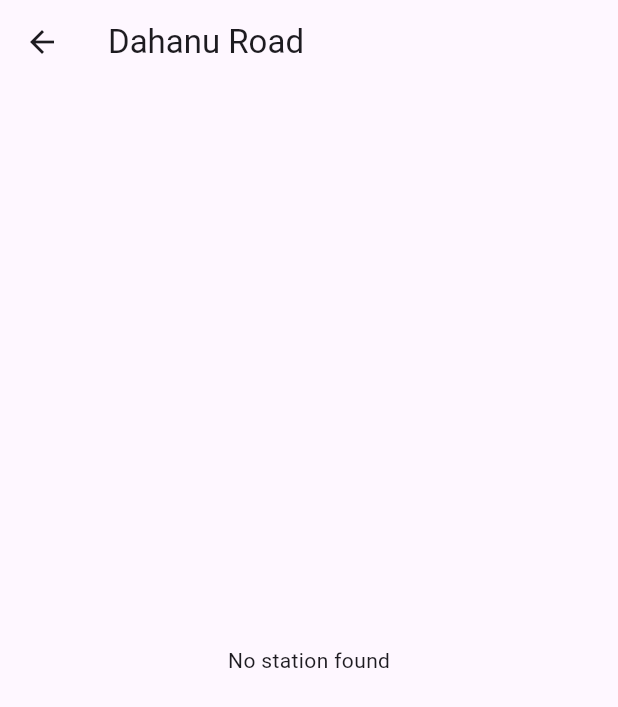
After one commit to isanjaymaurya/train-indicator, a Flutter app: the screen it shows after launch, after a tap on "Dahanu Road", on a phone screen of 412 x 824 dp. The commit adds this screen. Shown: the top 707 px of the screen. Run offline on Flutter 3.47's test engine with Material 3 defaults, Android fonts, the light colour scheme and no system bars.

Commit message:
added station details page and route functionality

```diff
--- a/lib/main.dart
+++ b/lib/main.dart
@@ -1,5 +1,6 @@
 import 'package:flutter/material.dart';
-import 'pages/homePage.dart';
+import 'pages/home_page.dart';
+import 'pages/station_details_page.dart';
 
 void main() {
   runApp(const MyApp());
@@ -18,7 +19,10 @@ class MyApp extends StatelessWidget {
           secondaryHeaderColor: const Color(0xFF0E3D84), // Secondary color
           visualDensity: VisualDensity.adaptivePlatformDensity,
         ),
-      home: const HomePage(title: 'Train Indicator'),
-    );
+        initialRoute: "/",
+        routes: {
+          "/": (context) => const HomePage(title: 'Train Indicator'),
+          '/stationDetails': (context) => const StationDetailsPage(title: ""),
+        });
   }
 }
--- a/lib/pages/homepage.dart
+++ b/lib/pages/home_page.dart
@@ -1,4 +1,5 @@
 import 'package:flutter/material.dart';
+import 'package:train_indicator/pages/station_details_page.dart';
 import '../utils.dart';
 
 // Define data models
@@ -351,10 +352,10 @@ class HomePage extends StatefulWidget {
   final String title;
 
   @override
-  _MyHomePageState createState() => _MyHomePageState();
+  _HomePageState createState() => _HomePageState();
 }
 
-class _MyHomePageState extends State<HomePage> {
+class _HomePageState extends State<HomePage> {
   late List<Station> stations = [];
   late List<Station> displayedStations = [];
   late List<Map<String, String>> routeType = [
@@ -459,6 +460,16 @@ class _MyHomePageState extends State<HomePage> {
                               duration: const Duration(milliseconds: 500),
                               curve: Curves.easeInOut,
                             );
+
+                            // redirect to station details page
+                            Navigator.push(
+                              context,
+                              MaterialPageRoute(
+                                builder: (context) => StationDetailsPage(
+                                  title: capitalizeEachWord(station.name),
+                                ),
+                              ),
+                            );
                           });
                     },
                     // ScrollController: controller1
--- /dev/null
+++ b/lib/pages/station_details_page.dart
@@ -0,0 +1,31 @@
+import 'package:flutter/material.dart';
+
+class StationDetailsPage extends StatefulWidget {
+  final String title;
+
+  const StationDetailsPage({Key? key, required this.title}) : super(key: key);
+
+  @override
+  _StationDetailsState createState() => _StationDetailsState();
+}
+
+class _StationDetailsState extends State<StationDetailsPage> {
+  @override
+  Widget build(BuildContext context) {
+    return Scaffold(
+      appBar: AppBar(
+        title: Text(widget.title),
+        primary: true,
+      ),
+      body: const Column(
+        children: [
+          Expanded(
+            child: Center(
+              child: Text('No station found'),
+            ),
+          ),
+        ],
+      ),
+    );
+  }
+}
```
Also changed, not shown: 1 other file. Lines whose indentation alone changed are shown as unchanged.
